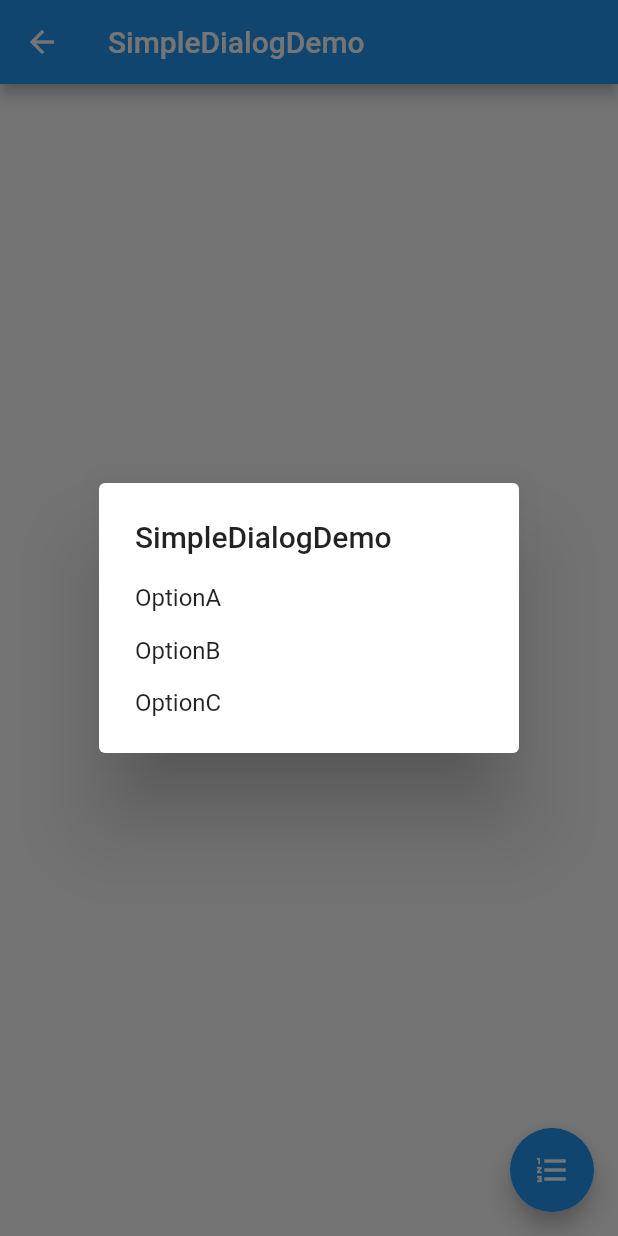
After one commit to 390057892/flutter_widght, a Flutter app: the SimpleDialogDemo screen opened directly, after a tap on the "format list numbered" icon, on a phone screen of 412 x 824 dp. The commit adds this screen. Run offline on Flutter 3.47's test engine with Material 2 defaults, Android fonts, the phone set to English and light mode, and no system bars; network calls fail.

Commit message:
弹框demo

```diff
--- a/widght_flutter/lib/demo/drawer_demo.dart
+++ b/widght_flutter/lib/demo/drawer_demo.dart
@@ -19,7 +19,7 @@ class DrawerDemo extends StatelessWidget {
                     image: NetworkImage('https://resources.ninghao.org/images/candy-shop.jpg'),
                     fit: BoxFit.cover,
                     colorFilter: ColorFilter.mode(
-                      Colors.yellow[400].withOpacity(0.6),
+                      Colors.blue[100].withOpacity(0.3),
                       BlendMode.hardLight)
                   )
                 ),
--- a/widght_flutter/lib/demo/material_components.dart
+++ b/widght_flutter/lib/demo/material_components.dart
@@ -6,6 +6,10 @@ import '../demo/form_demo.dart';
 import '../demo/checkbox_demo.dart';
 import '../demo/radio_demo.dart';
 import '../demo/switch_demo.dart';
+import '../demo/slider_demo.dart';
+import '../demo/datetime_demo.dart';
+import '../demo/simple_dialog_demo.dart';
+import 'alter_dialog_demo.dart';
 
 class MatericalComponents extends StatelessWidget {
   @override
@@ -25,6 +29,10 @@ class MatericalComponents extends StatelessWidget {
           ListItem(title: 'CheckboxDemo', page: CheckboxDemo()),
           ListItem(title: 'RadioDemo', page: RadioDemo()),
           ListItem(title: 'SwitchDemo', page: SwitchDemo()),
+          ListItem(title: 'SliderDemo', page: SliderDemo()),
+          ListItem(title: 'DateTimeDemo', page: DateTimeDemo()),
+          ListItem(title: 'SimpleDialogDemo', page: SimpleDialogDemo()),
+          ListItem(title: 'AlterDialogDemo', page: AlterDialogDemo()),
         ],
       ),
     );
--- /dev/null
+++ b/widght_flutter/lib/demo/simple_dialog_demo.dart
@@ -0,0 +1,86 @@
+import 'package:flutter/material.dart';
+import 'dart:async';
+
+enum Option { A, B, C }
+
+class SimpleDialogDemo extends StatefulWidget {
+  @override
+  _SimpleDialogDemoState createState() => _SimpleDialogDemoState();
+}
+
+class _SimpleDialogDemoState extends State<SimpleDialogDemo> {
+  String _choice = "noting";
+  Future _openSimpleDialog() async {
+    final option = await showDialog(
+        context: context,
+        builder: (context) {
+          return SimpleDialog(
+            title: Text('SimpleDialogDemo'),
+            children: <Widget>[
+              SimpleDialogOption(
+                child: Text('OptionA'),
+                onPressed: () {
+                  Navigator.pop(context, Option.A);
+                },
+              ),
+              SimpleDialogOption(
+                child: Text('OptionB'),
+                onPressed: () {
+                  Navigator.pop(context, Option.B);
+                },
+              ),
+              SimpleDialogOption(
+                child: Text('OptionC'),
+                onPressed: () {
+                  Navigator.pop(context, Option.C);
+                },
+              ),
+            ],
+          );
+        });
+    switch (option) {
+      case Option.A:
+        setState(() {
+          _choice = 'A';
+        });
+        break;
+      case Option.B:
+        setState(() {
+          _choice = 'B';
+        });
+        break;
+      case Option.C:
+        setState(() {
+          _choice = 'C';
+        });
+        break;
+      default:
+    }
+  }
+
+  @override
+  Widget build(BuildContext context) {
+    return Scaffold(
+      appBar: AppBar(
+        title: Text('SimpleDialogDemo'),
+        elevation: 4.0,
+      ),
+      body: Container(
+        padding: EdgeInsets.all(10.0),
+        child: Column(
+          mainAxisAlignment: MainAxisAlignment.center,
+          children: <Widget>[
+            Row(
+              mainAxisAlignment: MainAxisAlignment.center,
+              children: <Widget>[Text('Your choice is $_choice')],
+            )
+          ],
+        ),
+      ),
+      floatingActionButton: FloatingActionButton(
+        child: Icon(Icons.format_list_numbered),
+        onPressed: _openSimpleDialog,
+      ),
+    );
+  }
+}
--- a/widght_flutter/lib/main.dart
+++ b/widght_flutter/lib/main.dart
@@ -14,9 +14,10 @@ class MyApp extends StatelessWidget {
       debugShowCheckedModeBanner: false,
       theme: ThemeData( //主题
           primarySwatch: Colors.blue,
+          primaryColor: Colors.blue,
           highlightColor: Color.fromRGBO(255, 255, 255, 0.5), //选中高亮颜色
           splashColor: Colors.white70, //水波纹颜色
-          platform: TargetPlatform.iOS),
+          platform: TargetPlatform.android),
       // home: HomePageDemo(),
       initialRoute: Router().mdc,
       routes: {
--- a/widght_flutter/lib/view/fitst_page.dart
+++ b/widght_flutter/lib/view/fitst_page.dart
@@ -17,7 +17,7 @@ class FirstPage extends StatelessWidget {
             tooltip: 'menu',
             onPressed: () => Scaffold.of(context).openDrawer(),
           ),
-          title: Text('flutter material'),
+          title: Text('Flutter Material'),
           actions: <Widget>[
             IconButton(
               icon: Icon(Icons.search),
--- a/widght_flutter/pubspec.yaml
+++ b/widght_flutter/pubspec.yaml
@@ -15,6 +15,7 @@ environment:
 dependencies:
   flutter:
     sdk: flutter
+  intl: 0.15.7
 
   # The following adds the Cupertino Icons font to your application.
   # Use with the CupertinoIcons class for iOS style icons.
```
Also changed, not shown: widght_flutter/lib/demo/alter_dialog_demo.dart (added, +63 -0 lines), widght_flutter/lib/demo/datetime_demo.dart (added, +76 -0 lines), widght_flutter/lib/demo/slider_demo.dart (added, +46 -0 lines), widght_flutter/lib/demo/switch_demo.dart (+23 -7 lines), 5 other files.
